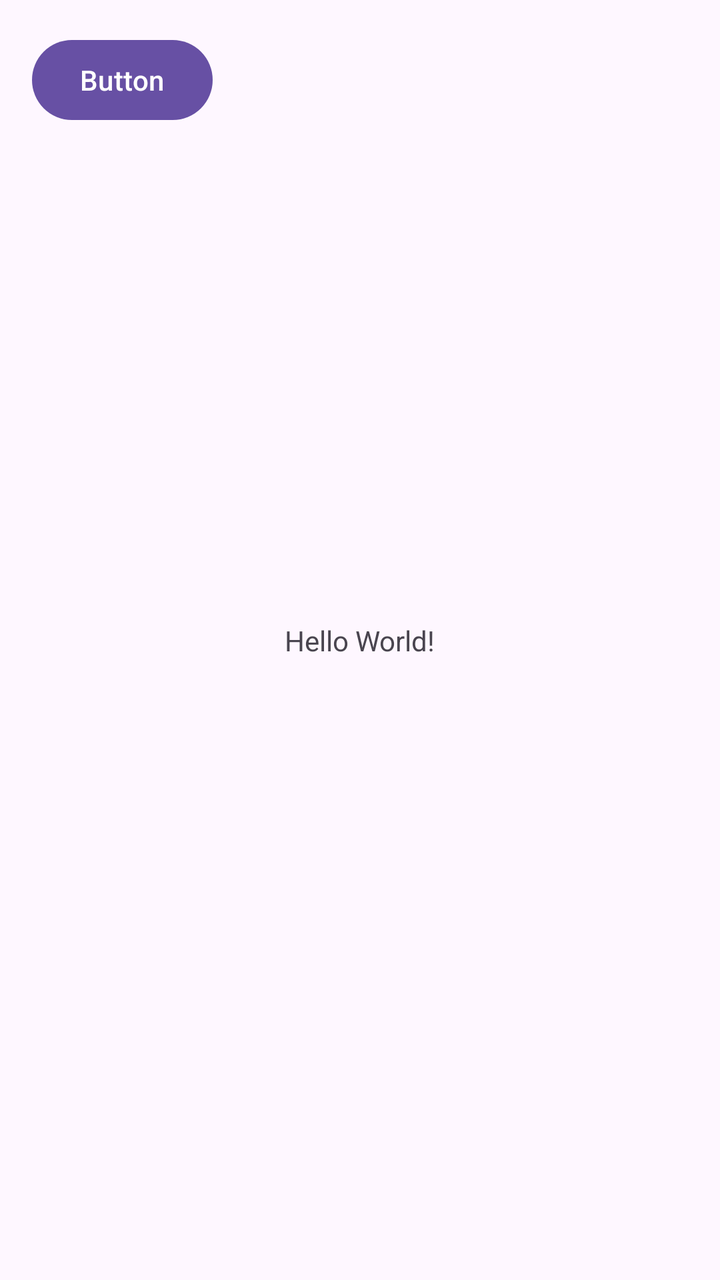
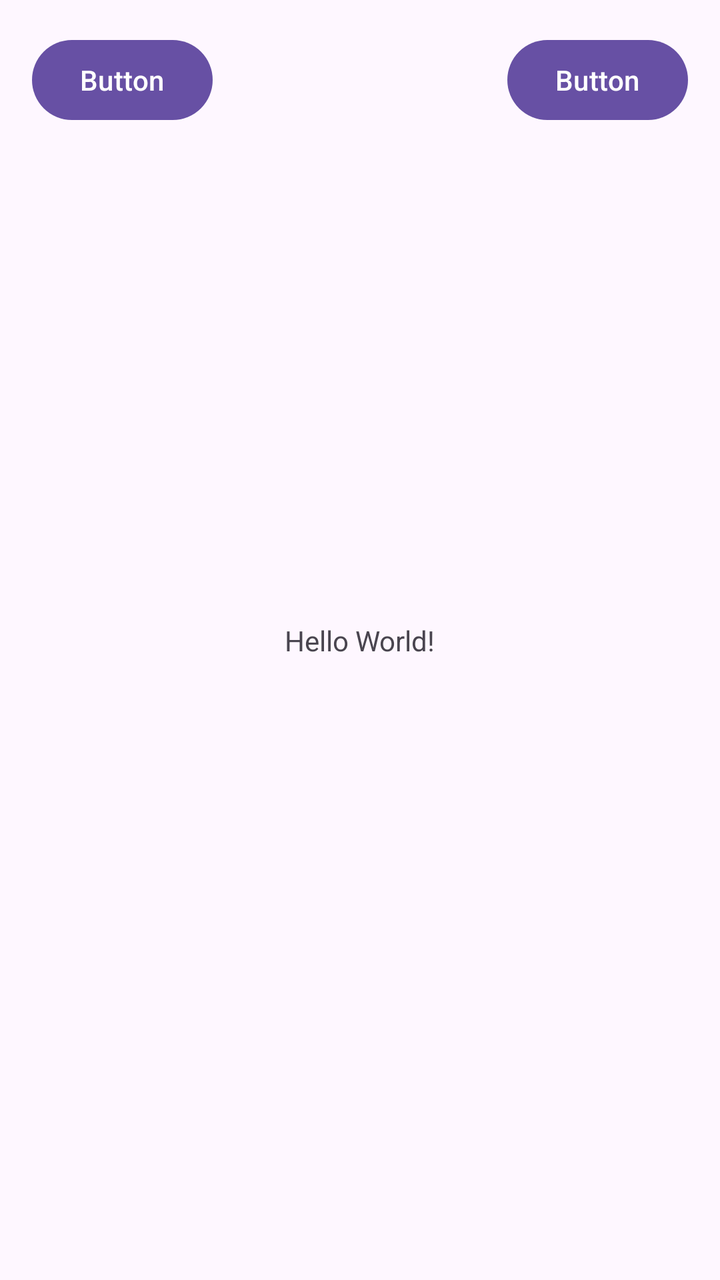

Screens rendered from an Android XML layout before and after an edit, with the pre-edit source and the edit as a unified diff.
<!-- AndroidManifest.xml: application theme Theme.Interfejs -->
<!-- res/layout/activity_main.xml -->
<?xml version="1.0" encoding="utf-8"?>
<androidx.constraintlayout.widget.ConstraintLayout xmlns:android="http://schemas.android.com/apk/res/android"
    xmlns:app="http://schemas.android.com/apk/res-auto"
    xmlns:tools="http://schemas.android.com/tools"
    android:id="@+id/main"
    android:layout_width="match_parent"
    android:layout_height="match_parent"
    tools:context=".MainActivity">

    <TextView
        android:layout_width="wrap_content"
        android:layout_height="wrap_content"
        android:text="Hello World!"
        app:layout_constraintBottom_toBottomOf="parent"
        app:layout_constraintEnd_toEndOf="parent"
        app:layout_constraintStart_toStartOf="parent"
        app:layout_constraintTop_toTopOf="parent" />

    <Button
        android:id="@+id/button"
        android:layout_width="wrap_content"
        android:layout_height="wrap_content"
        android:layout_marginStart="16dp"
        android:layout_marginTop="16dp"
        android:text="Button"
        app:layout_constraintStart_toStartOf="parent"
        app:layout_constraintTop_toTopOf="parent" />

</androidx.constraintlayout.widget.ConstraintLayout>
<!-- resources referenced by this layout -->
<resources>
  <style name="Theme.Interfejs" parent="Base.Theme.Interfejs" />
  <style name="Base.Theme.Interfejs" parent="Theme.Material3.DayNight.NoActionBar">
          
          
      </style>
</resources>

<!-- the commit's change to res/layout/activity_main.xml (unified diff, before → after) -->
@@ -26,4 +26,14 @@
         app:layout_constraintStart_toStartOf="parent"
         app:layout_constraintTop_toTopOf="parent" />
 
+    <Button
+        android:id="@+id/button2"
+        android:layout_width="wrap_content"
+        android:layout_height="wrap_content"
+        android:layout_marginTop="16dp"
+        android:layout_marginEnd="16dp"
+        android:text="Button"
+        app:layout_constraintEnd_toEndOf="parent"
+        app:layout_constraintTop_toTopOf="parent" />
+
 </androidx.constraintlayout.widget.ConstraintLayout>
